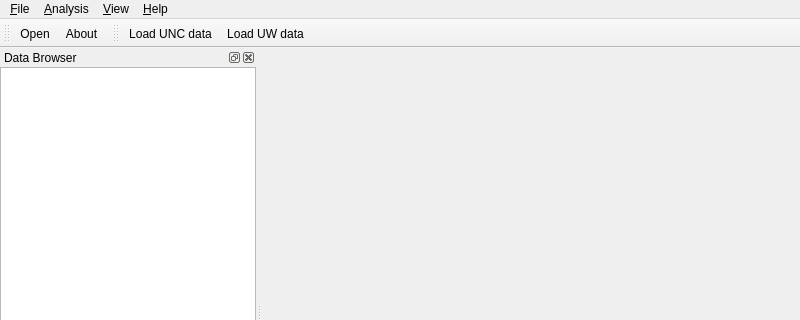
The window that Application/Resources/UI/voMainWindow.ui (Kitware/Visomics) describes before a commit, drawn with Qt 5; both pictures show x 0 to 800 and y 0 to 320 of the 800 by 600 pixel window.
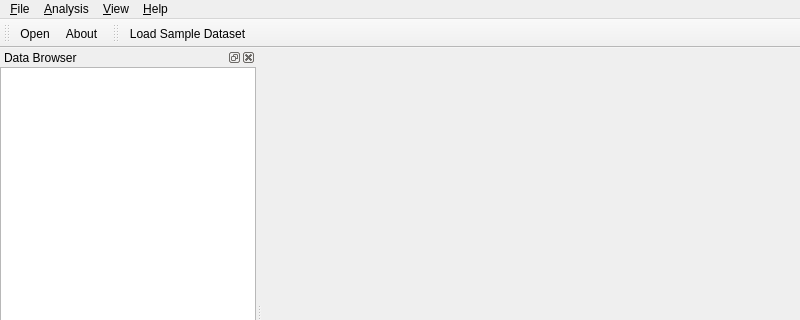
The same window after the commit. Icons and pictures are not drawn. Custom widgets are drawn as their Qt base class.

Commit message: Use only one sample dataset that can load fast

Diff of the .ui file:
```diff
--- a/Application/Resources/UI/voMainWindow.ui
+++ b/Application/Resources/UI/voMainWindow.ui
@@ -120,8 +120,7 @@
    <attribute name="toolBarBreak">
     <bool>false</bool>
    </attribute>
-   <addaction name="actionLoadUNCDataset"/>
-   <addaction name="actionLoadUWDataset"/>
+   <addaction name="actionLoadSampleDataset"/>
   </widget>
   <action name="actionFileOpen">
    <property name="icon">
@@ -180,20 +179,12 @@
     <string>Analysis Parameters</string>
    </property>
   </action>
-  <action name="actionLoadUNCDataset">
+  <action name="actionLoadSampleDataset">
    <property name="text">
-    <string>Load UNC data</string>
+    <string>Load Sample Dataset</string>
    </property>
    <property name="toolTip">
-    <string>Load UNC dataset</string>
-   </property>
-  </action>
-  <action name="actionLoadUWDataset">
-   <property name="text">
-    <string>Load UW data</string>
-   </property>
-   <property name="toolTip">
-    <string>Load UW dataset</string>
+    <string>Load Sample dataset (4Kb)</string>
    </property>
   </action>
  </widget>
```
The commit also changes 3 other files.
